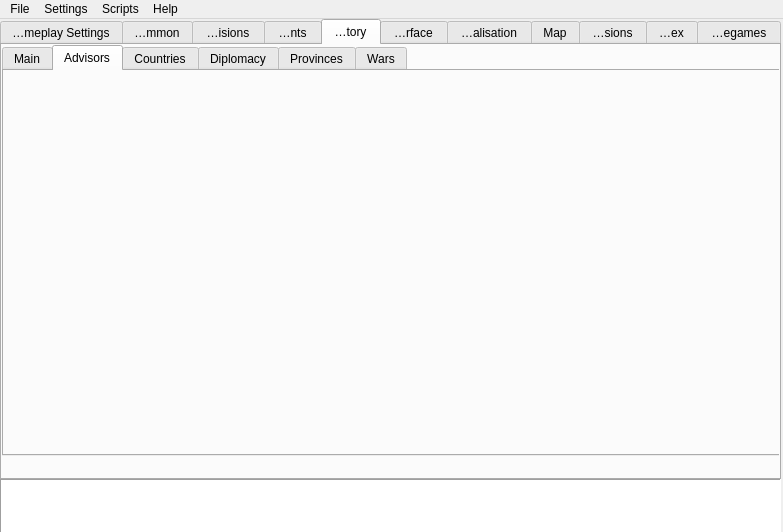
Old version of the form trunk/BraveNewModder/mainwindow.ui in the repository ADataGMan/bravenewmodder.
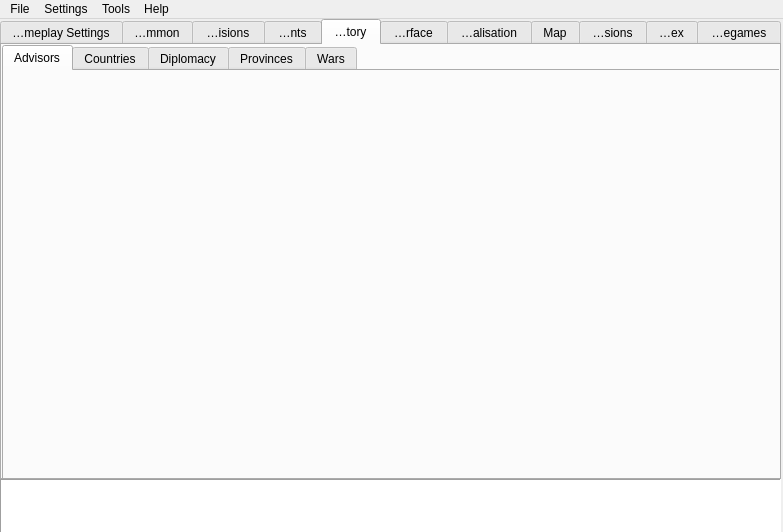
New version of the form. The open tabs and pages were chosen to show the change.

What changed in the file:
```diff
--- a/trunk/BraveNewModder/mainwindow.ui
+++ b/trunk/BraveNewModder/mainwindow.ui
@@ -665,17 +665,12 @@
         <x>0</x>
         <y>0</y>
         <width>781</width>
-        <height>411</height>
+        <height>441</height>
        </rect>
       </property>
       <property name="currentIndex">
        <number>4</number>
       </property>
-      <widget class="QWidget" name="tab_23">
-       <attribute name="title">
-        <string>Main</string>
-       </attribute>
-      </widget>
       <widget class="QWidget" name="tab_15">
        <attribute name="title">
         <string>Advisors</string>
@@ -785,7 +780,7 @@
      <x>0</x>
      <y>0</y>
      <width>783</width>
-     <height>22</height>
+     <height>19</height>
     </rect>
    </property>
    <widget class="QMenu" name="menuFile">
@@ -804,7 +799,7 @@
    </widget>
    <widget class="QMenu" name="menuScripts">
     <property name="title">
-     <string>Scripts</string>
+     <string>Tools</string>
     </property>
     <addaction name="actionUnlimited_play"/>
    </widget>
```
Left out of the diff: 8 changed lines with no effect on the pictures.
